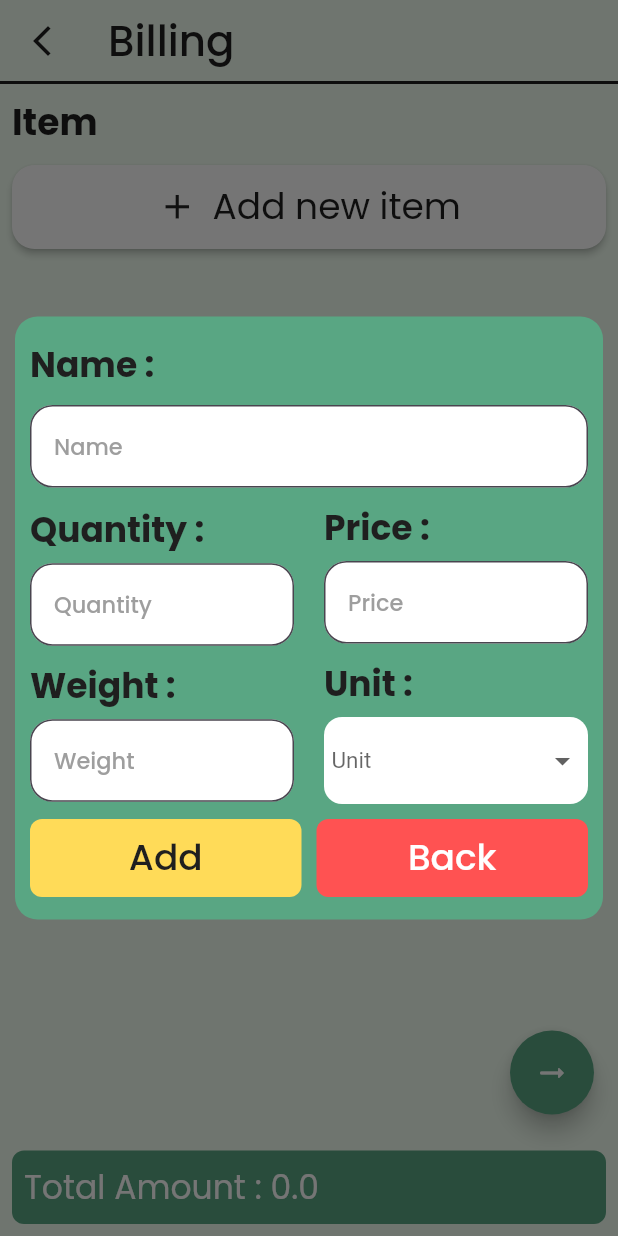
After one commit to Floran-Github/Home-Inventory, a Flutter app: the ManualEntryPage screen opened by its route, after a tap on "Add new item", on a phone screen of 412 x 824 dp. The commit adds this screen. Run offline on Flutter 3.47's test engine with Material 2 defaults, Android fonts, the phone set to English and light mode, and no system bars; our stand-ins replace email_validator, google_fonts, image_picker, shared_preferences; missing offline and left inert: google_mlkit_text_recognition; accounts and stored records are empty; network calls fail.

Commit message:
Purchase Manual Entry

```diff
--- a/lib/constant/colors.dart
+++ b/lib/constant/colors.dart
@@ -10,4 +10,7 @@ class AppColors {
   static const Color mediumgreen = Color(0xff40755D);
   static const Color purhcaseCardGreen = Color(0xff91C4AC);
   static const Color purple = Color(0xff688DC5);
+  static const Color greenShade = Color(0xff59A683);
+  static const Color greenShade2 = Color(0xff73FF70);
+  static const Color yellow = Color(0xffFFDB58);
 }
--- a/lib/constant/constant.dart
+++ b/lib/constant/constant.dart
@@ -1,3 +1,6 @@
 class Constant{
-  static String baseURL= "http://192.168.1.131:8000/api/";
+  // static String baseURL= "http://192.168.43.187:8000/api/";
+  // static String baseURL= "http://192.168.0.27:8000/api/";
+  static String baseURL= "http://192.168.0.202:8000/api/";
+  // static String baseURL= "http://172.16.200.108:8000/api/";
 }
--- a/lib/constant/routes.dart
+++ b/lib/constant/routes.dart
@@ -6,7 +6,8 @@ class Routes {
   static String purchaseCreateRoute = "/purchasecreatescreen";
   static String signinRoute = "/signinscreen";
   static String loginRoute = "/loginscreen";
-    static String welcomeRoute = "/welcomescreen";
-    static String iMainRoute = "/imainscreen";
-
+  static String welcomeRoute = "/welcomescreen";
+  static String iMainRoute = "/imainscreen";
+  static String selectMarket = "/selectmarket";
+  static String manualEntry = "/manualentry";
 }
--- a/lib/main.dart
+++ b/lib/main.dart
@@ -12,6 +12,8 @@ import 'package:home_inventory/screens/inventory/InventoryList.dart';
 import 'package:home_inventory/screens/inventory/inventoryMainpage.dart';
 import 'package:home_inventory/screens/purchase/PurchaseOCRpage.dart';
 import 'package:home_inventory/screens/purchase/PurhcaseDetail.dart';
+import 'package:home_inventory/screens/purchase/manulentry/purchase_manul_entry.dart';
+import 'package:home_inventory/screens/purchase/purchase_select_market.dart';
 
 void main() {
   runApp(const MyApp());
@@ -56,6 +58,9 @@ class MyApp extends StatelessWidget {
         Routes.purchaseCreateRoute: (context) => const PurcaseOCRPage(),
         Routes.welcomeRoute: (context) => const WelcomePage(),
         Routes.iMainRoute: (context) => const InventoryBasePage(),
+        Routes.selectMarket: (context) =>
+            const PurchaseCreatePageSelectMarket(),
+        Routes.manualEntry: (context) => const ManualEntryPage(),
       },
       // initialRoute: Routes.welcomeRoute,
     );
--- a/lib/screens/purchase/PurchasePage.dart
+++ b/lib/screens/purchase/PurchasePage.dart
@@ -16,14 +16,14 @@ class _PurchasePageState extends State<PurchasePage>
     with AutomaticKeepAliveClientMixin<PurchasePage>, TickerProviderStateMixin {
   @override
   Widget build(BuildContext context) {
+    super.build(context);
     return Scaffold(
       appBar: const CustomAppBar(),
       floatingActionButton: FloatingActionButton(
           heroTag: "create",
           shape: const CircleBorder(),
           backgroundColor: AppColors.white,
-          onPressed: () =>
-              Navigator.pushNamed(context, Routes.purchaseCreateRoute),
+          onPressed: () => Navigator.pushNamed(context, Routes.selectMarket),
           child: const Icon(
             Icons.add,
             color: AppColors.mediumgreen,
--- a/lib/screens/purchase/PurhcaseDetail.dart
+++ b/lib/screens/purchase/PurhcaseDetail.dart
@@ -26,7 +26,7 @@ class _PurhcaseDetailPageState extends State<PurhcaseDetailPage> {
               context, "27 August 2022", "Dmart India,kandevali", 8000.0, 2500),
           SliverGrid(
             gridDelegate: SliverGridDelegateWithFixedCrossAxisCount(
-                crossAxisCount: isportait ? 2 : 4, childAspectRatio: 0.7),
+                crossAxisCount: isportait ? 2 : 4, childAspectRatio: 0.65),
             delegate:
                 SliverChildBuilderDelegate(childCount: 10, (context, index) {
               return const PurchaseRecordItem();
--- /dev/null
+++ b/lib/screens/purchase/manulentry/purchase_manul_entry.dart
@@ -0,0 +1,426 @@
+import 'package:flutter/material.dart';
+import 'package:flutter/src/widgets/container.dart';
+import 'package:flutter/src/widgets/framework.dart';
+import 'package:home_inventory/constant/colors.dart';
+import 'package:home_inventory/widget/nestedappbar.dart';
+
+class ManualEntryPage extends StatefulWidget {
+  const ManualEntryPage({super.key});
+
+  @override
+  State<ManualEntryPage> createState() => _ManualEntryPageState();
+}
+
+class _ManualEntryPageState extends State<ManualEntryPage> {
+  final _formKey = GlobalKey<FormState>();
+
+  List<dynamic> data = [];
+  String? unit;
+  TextEditingController name = TextEditingController();
+  TextEditingController amt = TextEditingController();
+  TextEditingController qty = TextEditingController();
+  TextEditingController weight = TextEditingController();
+  double totalAmount = 0;
+
+  @override
+  Widget build(BuildContext context) {
+    return Scaffold(
+      appBar: const NestedAppBar(title: "Billing"),
+      bottomNavigationBar: bottomContainer(),
+      floatingActionButton: FloatingActionButton(
+        onPressed: () {
+          int count = 0;
+          Navigator.of(context).popUntil((_) => count++ >= 2);
+        },
+        shape: CircleBorder(),
+        backgroundColor: AppColors.greenShade,
+        child: Icon(
+          Icons.arrow_right_alt_rounded,
+          color: AppColors.white,
+          size: 24,
+        ),
+      ),
+      body: SingleChildScrollView(
+          child: Padding(
+        padding: const EdgeInsets.all(8),
+        child: Column(
+          crossAxisAlignment: CrossAxisAlignment.start,
+          children: [
+            const Text(
+              "Item",
+              style: TextStyle(fontSize: 24, fontWeight: FontWeight.w700),
+            ),
+            const SizedBox(
+              height: 10,
+            ),
+            MaterialButton(
+              onPressed: () {
+                showDialog(
+                    context: context,
+                    builder: (BuildContext context) {
+                      return createForm();
+                    });
+              },
+              color: AppColors.white,
+              shape: RoundedRectangleBorder(
+                  borderRadius: BorderRadius.circular(15)),
+              child: Container(
+                width: double.infinity,
+                padding: const EdgeInsets.all(10),
+                child: Row(
+                  mainAxisAlignment: MainAxisAlignment.center,
+                  children: const [
+                    Icon(
+                      Icons.add,
+                      size: 27,
+                    ),
+                    SizedBox(
+                      width: 10,
+                    ),
+                    Text(
+                      "Add new item",
+                      style: TextStyle(
+                          fontSize: 24,
+                          color: AppColors.black,
+                          fontWeight: FontWeight.w400),
+                    )
+                  ],
+                ),
+              ),
+            ),
+            ListView.builder(
+              physics: const NeverScrollableScrollPhysics(),
+              shrinkWrap: true,
+              itemCount: data.length,
+              itemBuilder: (context, index) {
+                return listItem(index);
+              },
+            )
+          ],
+        ),
+      )),
+    );
+  }
+
+  Container bottomContainer() {
+    return Container(
+      width: double.infinity,
+      decoration: BoxDecoration(
+          color: AppColors.greenShade, borderRadius: BorderRadius.circular(8)),
+      margin: const EdgeInsets.all(8),
+      padding: const EdgeInsets.all(8),
+      child: Text(
+        "Total Amount : $totalAmount",
+        style: TextStyle(color: AppColors.white, fontSize: 22),
+      ),
+    );
+  }
+
+  // Funtions
+
+  addItem() {
+    if (_formKey.currentState!.validate() && unit != null) {
+      var temp = {
+        'name': name.text,
+        'qty': qty.text,
+        'amt': amt.text,
+        'weight': weight.text,
+        'unit': unit,
+      };
+      var tp = data;
+      tp.add(temp);
+
+      setState(() {
+        data = tp;
+        unit = 'kg';
+        totalAmount =
+            totalAmount + (double.parse(amt.text) * int.parse(qty.text));
+      });
+
+      Navigator.pop(context);
+      name.clear();
+      qty.clear();
+      amt.clear();
+      weight.clear();
+    }
+  }
+
+  // widgets
+  StatefulBuilder createForm() {
+    return StatefulBuilder(
+        builder: (BuildContext context, StateSetter setState) {
+      return Dialog(
+        insetPadding: const EdgeInsets.all(10),
+        // contentPadding: const EdgeInsets.symmetric(
+        //     vertical: 15, horizontal: 10),
+        shape: RoundedRectangleBorder(borderRadius: BorderRadius.circular(15)),
+        backgroundColor: AppColors.greenShade,
+        child: Container(
+          width: double.infinity,
+          padding: const EdgeInsets.symmetric(vertical: 15, horizontal: 10),
+          child: SingleChildScrollView(
+            child: Form(
+              key: _formKey,
+              child: Column(
+                crossAxisAlignment: CrossAxisAlignment.start,
+                children: [
+                  formLabel("Name"),
+                  const SizedBox(
+                    height: 10,
+                  ),
+                  TextFormField(
+                    controller: name,
+                    validator: (value) {
+                      if (value == null || value.isEmpty) {
+                        return 'Enter Product Name';
+                      }
+                      return null;
+                    },
+                    style: TextStyle(color: AppColors.black),
+                    decoration: InputDecoration(
+                        filled: true,
+                        fillColor: AppColors.white,
+                        hintStyle:
+                            const TextStyle(fontSize: 15, color: Colors.grey),
+                        border: OutlineInputBorder(
+                            borderRadius: BorderRadius.circular(15)),
+                        hintText: "Name"),
+                  ),
+                  const SizedBox(
+                    height: 10,
+                  ),
+                  Row(
+                    children: [
+                      Expanded(
+                        child: Column(
+                          crossAxisAlignment: CrossAxisAlignment.start,
+                          children: [
+                            formLabel("Quantity"),
+                            const SizedBox(
+                              height: 5,
+                            ),
+                            numberInput(qty, "Quantity"),
+                            const SizedBox(
+                              height: 10,
+                            ),
+                            formLabel("Weight"),
+                            const SizedBox(
+                              height: 5,
+                            ),
+                            numberInput(weight, "Weight"),
+                          ],
+                        ),
+                      ),
+                      const SizedBox(
+                        width: 20,
+                      ),
+                      Expanded(
+                        child: Column(
+                          crossAxisAlignment: CrossAxisAlignment.start,
+                          children: [
+                            formLabel("Price"),
+                            const SizedBox(
+                              height: 5,
+                            ),
+                            numberInput(amt, "Price"),
+                            const SizedBox(
+                              height: 10,
+                            ),
+                            formLabel("Unit"),
+                            const SizedBox(
+                              height: 5,
+                            ),
+                            dropdown(setState)
+                          ],
+                        ),
+                      )
+                    ],
+                  ),
+                  const SizedBox(
+                    height: 10,
+                  ),
+                  Row(
+                    children: [
+                      Expanded(
+                        child: MaterialButton(
+                          onPressed: () => addItem(),
+                          elevation: 0,
+                          color: AppColors.yellow,
+                          // minWidth: double.infinity,
+                          shape: RoundedRectangleBorder(
+                              borderRadius: BorderRadius.circular(8)),
+                          child: const Padding(
+                            padding: EdgeInsets.all(8.0),
+                            child: Text(
+                              "Add",
+                              style: TextStyle(
+                                  color: AppColors.black, fontSize: 24),
+                            ),
+                          ),
+                        ),
+                      ),
+                      const SizedBox(
+                        width: 10,
+                      ),
+                      Expanded(
+                        child: MaterialButton(
+                          onPressed: () => Navigator.pop(context),
+                          elevation: 0,
+                          color: Colors.redAccent,
+                          // minWidth: double.infinity,
+                          shape: RoundedRectangleBorder(
+                              borderRadius: BorderRadius.circular(8)),
+                          child: const Padding(
+                            padding: EdgeInsets.all(8.0),
+                            child: Text(
+                              "Back",
+                              style: TextStyle(
+                                  color: AppColors.white, fontSize: 24),
+                            ),
+                          ),
+                        ),
+                      ),
+                    ],
+                  )
+                ],
+              ),
+            ),
+          ),
+        ),
+      );
+    });
+  }
+
+  Container dropdown(StateSetter setState) {
+    return Container(
+      decoration: BoxDecoration(
+        color: AppColors.white,
+        borderRadius: BorderRadius.circular(12),
+      ),
+      padding: const EdgeInsets.all(5.0),
+      child: DropdownButton(
+        isExpanded: true,
+        hint: Text("Unit"),
+        underline: const SizedBox(
+          height: 0,
+        ),
+        value: unit,
+        style: const TextStyle(color: Colors.black, fontSize: 15.0),
+        items: ['kg', 'grams', 'litre', 'ml', 'pieces']
+            .map<DropdownMenuItem<String>>((String value) {
+          return DropdownMenuItem<String>(
+              value: value,
+              child: Text(
+                value,
+                style: const TextStyle(color: Colors.black, fontSize: 15.0),
+              ));
+        }).toList(),
+        onChanged: (String? value) {
+          setState(() {
+            unit = value;
+          });
+        },
+      ),
+    );
+  }
+
+  TextFormField numberInput(TextEditingController controller, String label) {
+    return TextFormField(
+      controller: controller,
+      style: TextStyle(color: AppColors.black),
+      keyboardType: TextInputType.number,
+      validator: (value) {
+        if (value == null || value.isEmpty) {
+          return 'Enter Item $label';
+        }
+        return null;
+      },
+      decoration: InputDecoration(
+          filled: true,
+          fillColor: AppColors.white,
+          hintStyle: const TextStyle(fontSize: 15, color: Colors.grey),
+          border: OutlineInputBorder(borderRadius: BorderRadius.circular(15)),
+          hintText: label),
+    );
+  }
+
+  Text formLabel(String label) {
+    return Text(
+      "$label :",
+      style: const TextStyle(
+          fontSize: 23, color: AppColors.black, fontWeight: FontWeight.w700),
+    );
+  }
+
+  Container listItem(int index) {
+    return Container(
+      margin: const EdgeInsets.symmetric(vertical: 10),
+      width: double.infinity,
+      padding: const EdgeInsets.symmetric(horizontal: 8, vertical: 20),
+      decoration: BoxDecoration(
+          color: AppColors.yellow, borderRadius: BorderRadius.circular(8)),
+      child: Column(
+        children: [
+          Row(
+            mainAxisAlignment: MainAxisAlignment.spaceBetween,
+            children: [
+              Text(
+                data[index]['name'],
+                style: const TextStyle(
+                    color: AppColors.black,
+                    fontSize: 24,
+                    fontWeight: FontWeight.w900),
+              ),
+              Row(
+                children: [
+                  MaterialButton(
+                      minWidth: 0,
+                      color: Colors.blueAccent,
+                      onPressed: () {},
+                      shape: const CircleBorder(),
+                      elevation: 0,
+                      child: const Icon(
+                        Icons.edit,
+                        color: Colors.white,
+                      )),
+                  MaterialButton(
+                      minWidth: 0,
+                      color: Colors.redAccent,
+                      onPressed: () {},
+                      shape: const CircleBorder(),
+                      elevation: 0,
+                      child: const Icon(
+                        Icons.delete,
+                        color: Colors.white,
+                      )),
+                ],
+              )
+            ],
+          ),
+          const SizedBox(
+            height: 8,
+          ),
+          Row(
+            mainAxisAlignment: MainAxisAlignment.spaceBetween,
+            children: [
+              containerText("Qty", data[index]['qty'].toString()),
+              containerText("Amount", data[index]['amt'].toString()),
+              containerText(
+                  "Weight", "${data[index]['weight']} ${data[index]['unit']}"),
+            ],
+          )
+        ],
+      ),
+    );
+  }
+
+  Flexible containerText(String label, String data) => Flexible(
+        child: Text(
+          "$label: $data",
+          style: const TextStyle(
+              color: AppColors.black,
+              fontSize: 18,
+              fontWeight: FontWeight.w700),
+        ),
+      );
+}
```
Also changed, not shown: lib/screens/auth/login.dart (+69 -48 lines), lib/screens/purchase/purchase_select_market.dart (added, +144 -0 lines), lib/widget/PurchaseRecordItemCard.dart (+8 -4 lines), 1 other file.
